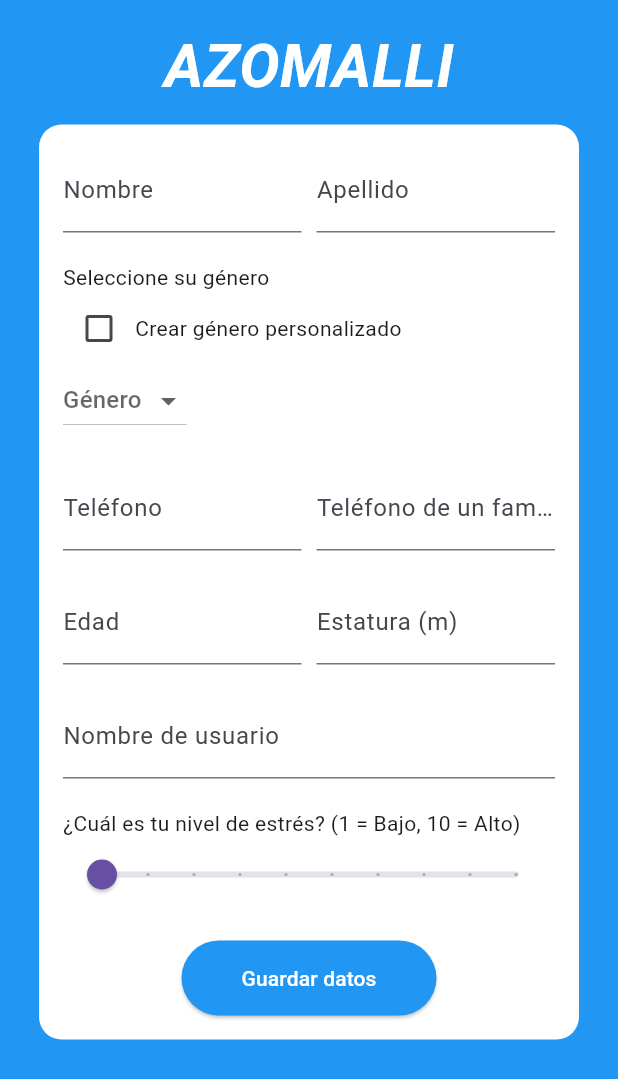
After one commit to Manuel32Aguirre/azomalli, a Flutter app: the RegistroDatos screen opened directly, on a phone screen of 412 x 824 dp. The commit adds this screen. Shown: the top 1079 px of the screen. Run offline on Flutter 3.47's test engine with Material 3 defaults, Android fonts, the phone set to English and light mode, and no system bars; our stand-ins replace awesome_dialog, chat_bubbles, cloud_firestore, firebase_auth, firebase_core, fluttertoast and 1 more; accounts and stored records are empty; network calls fail.

Commit message:
Se implementó el registro de usuario, login de usuario y chatbot con IA de Google

```diff
--- a/lib/chatbot.dart
+++ b/lib/chatbot.dart
@@ -10,7 +10,7 @@ class ChatScreen extends StatefulWidget {
 }
 
 class _ChatScreenState extends State<ChatScreen> {
-  TextEditingController _userInput = TextEditingController();
+  final TextEditingController _userInput = TextEditingController();
   ScrollController scrollController = ScrollController();
   List<Message> msgs = [];
   bool isTyping = false;
--- a/lib/registro.dart
+++ b/lib/registro.dart
@@ -2,6 +2,7 @@ import 'package:azomalli/main.dart';
 import 'package:flutter/material.dart';
 import 'package:firebase_auth/firebase_auth.dart';
 import 'package:awesome_dialog/awesome_dialog.dart';
+import 'package:cloud_firestore/cloud_firestore.dart';
 
 class Registro extends StatefulWidget {
   const Registro({super.key});
@@ -11,9 +12,10 @@ class Registro extends StatefulWidget {
 }
 
 class _RegistroState extends State<Registro> {
-  TextEditingController _emailController = TextEditingController();
-  TextEditingController _passwordController = TextEditingController();
-  TextEditingController _confirmPasswordController = TextEditingController();
+  final TextEditingController _emailController = TextEditingController();
+  final TextEditingController _passwordController = TextEditingController();
+  final TextEditingController _confirmPasswordController =
+      TextEditingController();
 
   bool _isPasswordVisible = false;
   bool _isConfirmPasswordVisible = false;
@@ -28,18 +30,23 @@ class _RegistroState extends State<Registro> {
           password: _passwordController.text,
         );
 
+        // Obtener el usuario recién creado
+        User? user = userCredential.user;
+
+        if (user != null) {
+          // Crear la colección del usuario en Firestore
+          await _createUserInFirestore(user);
+
           // Enviar el correo de verificación
-        User? user = userCredential.user;
-        if (user != null) {
           await user.sendEmailVerification();
-        }
 
           // Mostrar mensaje de éxito
           AwesomeDialog(
             context: context,
             dialogType: DialogType.success,
             title: '¡Éxito!',
-          desc: 'Te hemos enviado un correo de verificación. Revisa tu correo.',
+            desc:
+                'Te hemos enviado un correo de verificación. Revisa tu correo.',
             btnOkOnPress: () {
               Future.delayed(const Duration(seconds: 1), () {
                 Navigator.pushReplacement(
@@ -49,6 +56,7 @@ class _RegistroState extends State<Registro> {
               });
             },
           ).show();
+        }
       } catch (e) {
         // Mostrar mensaje de error en caso de fallo
         ScaffoldMessenger.of(context).showSnackBar(
@@ -59,6 +67,29 @@ class _RegistroState extends State<Registro> {
       ScaffoldMessenger.of(context).showSnackBar(
         const SnackBar(content: Text("Las contraseñas no coinciden")),
       );
+    }
+  }
+
+  // Función para crear la colección del usuario en Firestore
+  Future<void> _createUserInFirestore(User user) async {
+    try {
+      // Crear el documento con los campos vacíos
+      await FirebaseFirestore.instance
+          .collection('usuarios')
+          .doc(user.uid)
+          .set({
+        'nombre': '', // Nombres aún no asignados
+        'apellido': '', // Apellido paterno aún no asignado
+        'genero': '', // Género aún no asignado
+        'telefono': '', // Teléfono aún no asignado
+        'telefonoFamiliar': '', // Teléfono familiar aún no asignado
+        'nivelEstres': '', // El estado actual estará vacío por ahora
+        'edad': 0, // Edad aún no asignada
+        'estatura': 0.0, // Estatura aún no asignada
+        'nombreUsuario': '', // El nombre de usuario aún no se ha asignado
+      });
+    } catch (e) {
+      print("Error al crear la colección de usuario: $e");
     }
   }
 
--- /dev/null
+++ b/lib/registroDatos.dart
@@ -0,0 +1,295 @@
+import 'package:azomalli/menuPrincipal.dart';
+import 'package:flutter/material.dart';
+import 'package:fluttertoast/fluttertoast.dart';
+import 'package:cloud_firestore/cloud_firestore.dart';
+import 'package:firebase_auth/firebase_auth.dart';
+
+class RegistroDatos extends StatefulWidget {
+  const RegistroDatos({super.key});
+
+  @override
+  _RegistroDatosState createState() => _RegistroDatosState();
+}
+
+class _RegistroDatosState extends State<RegistroDatos> {
+  // Variables para almacenar datos
+  final TextEditingController _nameController = TextEditingController();
+  final TextEditingController _lastNameController = TextEditingController();
+  final TextEditingController _phoneController = TextEditingController();
+  final TextEditingController _familyPhoneController = TextEditingController();
+  final TextEditingController _customGenderController = TextEditingController();
+  String? _selectedGender;
+  bool _isCustomGenderEnabled = false;
+  final TextEditingController _userNameController = TextEditingController();
+  final TextEditingController _ageController = TextEditingController();
+  final TextEditingController _heightController = TextEditingController();
+
+  // Variable para el nivel de estrés
+  int _stressLevel = 1; // Valor inicial del nivel de estrés
+
+  // Función para enviar datos a Firebase
+  Future<void> _saveData() async {
+    final String nombres = _nameController.text.trim();
+    final String apellido = _lastNameController.text.trim();
+    final String telefono = _phoneController.text.trim();
+    final String telefonoFamiliar = _familyPhoneController.text.trim();
+    final String genero = _isCustomGenderEnabled
+        ? _customGenderController.text.trim()
+        : _selectedGender ?? "No especificado";
+    final String nombreUsuario = _userNameController.text.trim();
+    final int edad = int.tryParse(_ageController.text.trim()) ?? 0;
+    final double estatura =
+        double.tryParse(_heightController.text.trim()) ?? 0.0;
+
+    try {
+      // Obtener el documento del usuario actual
+      User? user = FirebaseAuth.instance.currentUser;
+      if (user != null) {
+        // Usamos el ID del usuario para actualizar los datos
+        await FirebaseFirestore.instance
+            .collection('usuarios')
+            .doc(user.uid) // Referencia al documento por el UID del usuario
+            .set({
+          'nombre': nombres.isEmpty ? '' : nombres,
+          'apellido': apellido.isEmpty ? '' : apellido,
+          'genero': genero.isEmpty ? '' : genero,
+          'telefono': telefono.isEmpty ? '' : telefono,
+          'telefonoFamiliar': telefonoFamiliar.isEmpty ? '' : telefonoFamiliar,
+          'edad': edad,
+          'estatura': estatura,
+          'nombreUsuario': nombreUsuario.isEmpty ? '' : nombreUsuario,
+          'fechaRegistro': DateTime.now(), // Fecha de registro
+          'nivelEstres': _stressLevel, // Guardar el nivel de estrés
+        });
+
+        // Mostrar un mensaje de éxito
+        Fluttertoast.showToast(
+          msg: "Datos guardados correctamente",
+          toastLength: Toast.LENGTH_SHORT,
+          gravity: ToastGravity.BOTTOM,
+          backgroundColor: Colors.green,
+          textColor: Colors.white,
+        );
+
+        // Redirigir a otra pantalla
+        Navigator.pushReplacement(
+          context,
+          MaterialPageRoute(
+              builder: (context) => const SegundaPantalla(
+                    userName: "auxiliar",
+                  )),
+        );
+      }
+    } catch (e) {
+      // Mostrar mensaje de error en caso de fallo
+      Fluttertoast.showToast(
+        msg: "Error al guardar los datos: $e",
+        toastLength: Toast.LENGTH_LONG,
+        gravity: ToastGravity.BOTTOM,
+        backgroundColor: Colors.red,
+        textColor: Colors.white,
+      );
+    }
+  }
+
+  @override
+  Widget build(BuildContext context) {
+    return Scaffold(
+      backgroundColor: Colors.blue,
+      body: SingleChildScrollView(
+        padding: const EdgeInsets.all(16.0),
+        child: Column(
+          crossAxisAlignment: CrossAxisAlignment.start,
+          children: [
+            const Center(
+              child: Text(
+                "AZOMALLI",
+                style: TextStyle(
+                  fontSize: 40,
+                  fontWeight: FontWeight.bold,
+                  color: Colors.white,
+                  fontStyle: FontStyle.italic,
+                ),
+              ),
+            ),
+            Container(
+              decoration: BoxDecoration(
+                color: Colors.white,
+                borderRadius: BorderRadius.circular(15.0),
+              ),
+              margin: const EdgeInsets.all(10.0),
+              width: 400,
+              child: Padding(
+                padding: const EdgeInsets.all(16.0),
+                child: Column(
+                  crossAxisAlignment: CrossAxisAlignment.start,
+                  children: [
+                    // Nombres completos en dos columnas
+                    Row(
+                      mainAxisAlignment: MainAxisAlignment.spaceBetween,
+                      children: [
+                        Expanded(
+                          child: TextField(
+                            controller: _nameController,
+                            decoration:
+                                const InputDecoration(labelText: "Nombre"),
+                          ),
+                        ),
+                        const SizedBox(width: 10),
+                        Expanded(
+                          child: TextField(
+                            controller: _lastNameController,
+                            decoration:
+                                const InputDecoration(labelText: "Apellido"),
+                          ),
+                        ),
+                      ],
+                    ),
+                    const SizedBox(height: 20),
+
+                    // Género
+                    const Text("Seleccione su género"),
+                    Row(
+                      children: [
+                        Checkbox(
+                          value: _isCustomGenderEnabled,
+                          onChanged: (bool? value) {
+                            setState(() {
+                              _isCustomGenderEnabled = value ?? false;
+                              if (!_isCustomGenderEnabled) {
+                                _customGenderController.clear();
+                                _selectedGender = null;
+                              }
+                            });
+                          },
+                        ),
+                        const Text("Crear género personalizado"),
+                      ],
+                    ),
+                    _isCustomGenderEnabled
+                        ? TextField(
+                            controller: _customGenderController,
+                            decoration: const InputDecoration(
+                              labelText: "Ingrese su género",
+                            ),
+                          )
+                        : DropdownButton<String>(
+                            hint: const Text("Género"),
+                            value: _selectedGender,
+                            onChanged: (String? newValue) {
+                              setState(() {
+                                _selectedGender = newValue;
+                              });
+                            },
+                            items: ['Hombre', 'Mujer', 'Otro']
+                                .map((String option) {
+                              return DropdownMenuItem<String>(
+                                value: option,
+                                child: Text(option),
+                              );
+                            }).toList(),
+                          ),
+                    const SizedBox(height: 20),
+
+                    // Teléfonos en dos columnas
+                    Row(
+                      mainAxisAlignment: MainAxisAlignment.spaceBetween,
+                      children: [
+                        Expanded(
+                          child: TextField(
+                            controller: _phoneController,
+                            decoration:
+                                const InputDecoration(labelText: "Teléfono"),
+                            keyboardType: TextInputType.phone,
+                          ),
+                        ),
+                        const SizedBox(width: 10),
+                        Expanded(
+                          child: TextField(
+                            controller: _familyPhoneController,
+                            decoration: const InputDecoration(
+                                labelText: "Teléfono de un familiar"),
+                            keyboardType: TextInputType.phone,
+                          ),
+                        ),
+                      ],
+                    ),
+                    const SizedBox(height: 20),
+
+                    // Edad y Estatura en dos columnas
+                    Row(
+                      mainAxisAlignment: MainAxisAlignment.spaceBetween,
+                      children: [
+                        Expanded(
+                          child: TextField(
+                            controller: _ageController,
+                            decoration:
+                                const InputDecoration(labelText: "Edad"),
+                            keyboardType: TextInputType.number,
+                          ),
+                        ),
+                        const SizedBox(width: 10),
+                        Expanded(
+                          child: TextField(
+                            controller: _heightController,
+                            decoration: const InputDecoration(
+                                labelText: "Estatura (m)"),
+                            keyboardType:
+                                TextInputType.numberWithOptions(decimal: true),
+                          ),
+                        ),
+                      ],
+                    ),
+                    const SizedBox(height: 20),
+
+                    // Nombre de usuario
+                    TextField(
+                      controller: _userNameController,
+                      decoration:
+                          const InputDecoration(labelText: "Nombre de usuario"),
+                    ),
+                    const SizedBox(height: 20),
+
+                    // Nivel de estrés con barra deslizante
+                    const Text(
+                        "¿Cuál es tu nivel de estrés? (1 = Bajo, 10 = Alto)"),
+                    Slider(
+                      value: _stressLevel.toDouble(),
+                      min: 1,
+                      max: 10,
+                      divisions: 9,
+                      label: _stressLevel.toString(),
+                      onChanged: (double value) {
+                        setState(() {
+                          _stressLevel = value.toInt();
+                        });
+                      },
+                    ),
+                    const SizedBox(height: 20),
+
+                    // Botón de guardar
+                    Center(
+                      child: ElevatedButton(
+                        onPressed: _saveData,
+                        style: ElevatedButton.styleFrom(
+                          backgroundColor: Colors.blue,
+                          foregroundColor: Colors.white,
+                          padding: const EdgeInsets.symmetric(
+                              horizontal: 40, vertical: 15),
+                          shape: RoundedRectangleBorder(
+                            borderRadius: BorderRadius.circular(30.0),
+                          ),
+                        ),
+                        child: const Text("Guardar datos"),
+                      ),
+                    ),
+                  ],
+                ),
+              ),
+            ),
+          ],
+        ),
+      ),
+    );
+  }
+}
```
Also changed, not shown: lib/main.dart (+27 -12 lines), lib/menuPrincipal.dart (+27 -11 lines), lib/registro_datos.dart (deleted, +0 -132 lines), pubspec.yaml (+6 -4 lines), pubspec.lock, 3 other files. Lines whose indentation alone changed are shown as unchanged.
